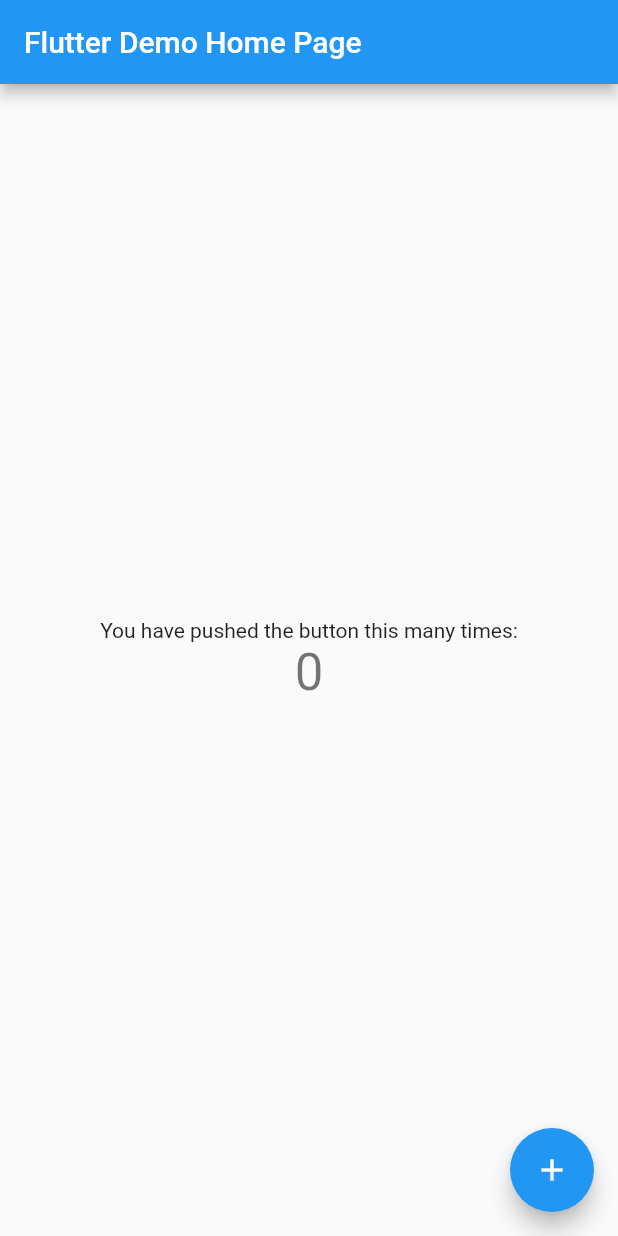
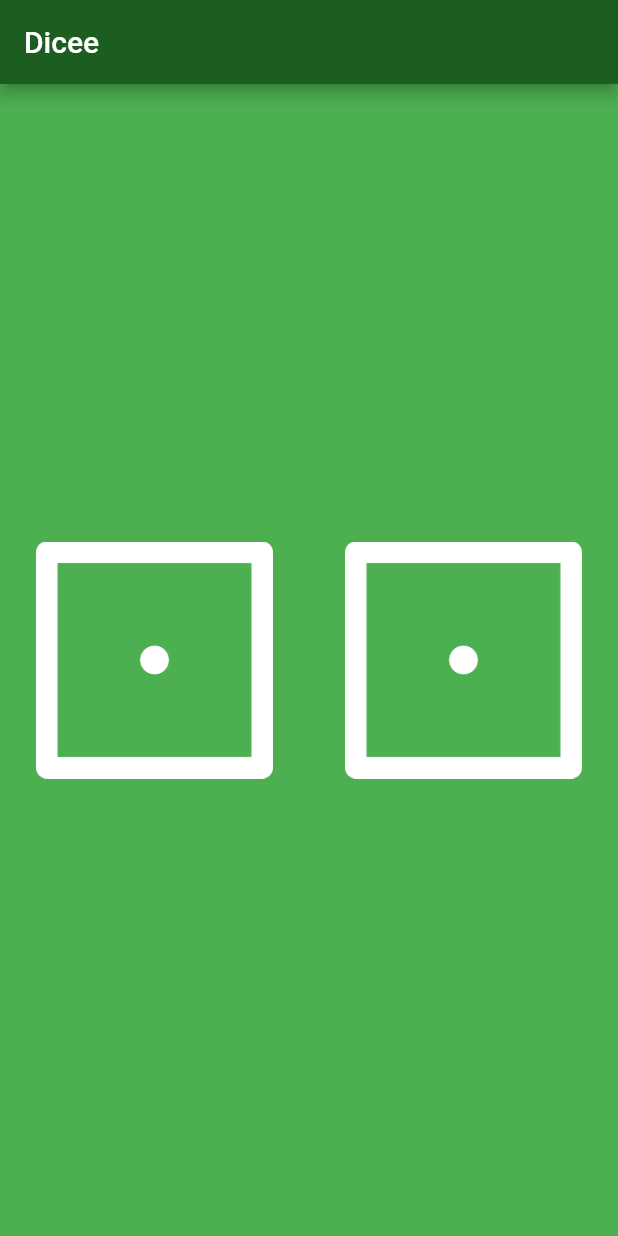
Before and after one commit to Krupa10/Dice_rolling_app, a Flutter app: the screen it shows after launch, on a phone screen of 412 x 824 dp. Run offline on Flutter 3.47's test engine with Material 2 defaults, Android fonts, the phone set to English and light mode, and no system bars.

Commit message:
Dice app using- -Expanded widget -dart:math library -setState method -common function

```diff
--- a/lib/main.dart
+++ b/lib/main.dart
@@ -1,115 +1,71 @@
 import 'package:flutter/material.dart';
+import 'dart:math';
 
 void main() {
-  runApp(const MyApp());
+  return runApp(
+    MaterialApp(
+      home: Scaffold(
+        backgroundColor: Colors.green.shade500,
+        appBar: AppBar(
+          title: Text('Dicee'),
+          backgroundColor: Colors.green.shade900,
+        ),
+        body: DicePage(),
+      ),
+    ),
+  );
 }
 
-class MyApp extends StatelessWidget {
-  const MyApp({super.key});
+class DicePage extends StatefulWidget {
+  const DicePage({Key? key}) : super(key: key);
 
-  // This widget is the root of your application.
+  @override
+  State<DicePage> createState() => _DicePageState();
+}
+
+class _DicePageState extends State<DicePage> {
+  int leftDiceNumber = 1;
+  int rightDiceNumber = 1;
+  void changeDice(){
+    setState(() {
+      leftDiceNumber = Random().nextInt(6) + 1;
+      rightDiceNumber = Random().nextInt(6) + 1;
+    });
+  }
   @override
   Widget build(BuildContext context) {
-    return MaterialApp(
-      title: 'Flutter Demo',
-      theme: ThemeData(
-        // This is the theme of your application.
-        //
-        // Try running your application with "flutter run". You'll see the
-        // application has a blue toolbar. Then, without quitting the app, try
-        // changing the primarySwatch below to Colors.green and then invoke
-        // "hot reload" (press "r" in the console where you ran "flutter run",
-        // or simply save your changes to "hot reload" in a Flutter IDE).
-        // Notice that the counter didn't reset back to zero; the application
-        // is not restarted.
-        primarySwatch: Colors.blue,
-      ),
-      home: const MyHomePage(title: 'Flutter Demo Home Page'),
-    );
-  }
-}
-
-class MyHomePage extends StatefulWidget {
-  const MyHomePage({super.key, required this.title});
-
-  // This widget is the home page of your application. It is stateful, meaning
-  // that it has a State object (defined below) that contains fields that affect
-  // how it looks.
-
-  // This class is the configuration for the state. It holds the values (in this
-  // case the title) provided by the parent (in this case the App widget) and
-  // used by the build method of the State. Fields in a Widget subclass are
-  // always marked "final".
-
-  final String title;
-
-  @override
-  State<MyHomePage> createState() => _MyHomePageState();
-}
-
-class _MyHomePageState extends State<MyHomePage> {
-  int _counter = 0;
-
-  void _incrementCounter() {
-    setState(() {
-      // This call to setState tells the Flutter framework that something has
-      // changed in this State, which causes it to rerun the build method below
-      // so that the display can reflect the updated values. If we changed
-      // _counter without calling setState(), then the build method would not be
-      // called again, and so nothing would appear to happen.
-      _counter++;
-    });
-  }
-
-  @override
-  Widget build(BuildContext context) {
-    // This method is rerun every time setState is called, for instance as done
-    // by the _incrementCounter method above.
-    //
-    // The Flutter framework has been optimized to make rerunning build methods
-    // fast, so that you can just rebuild anything that needs updating rather
-    // than having to individually change instances of widgets.
-    return Scaffold(
-      appBar: AppBar(
-        // Here we take the value from the MyHomePage object that was created by
-        // the App.build method, and use it to set our appbar title.
-        title: Text(widget.title),
-      ),
-      body: Center(
-        // Center is a layout widget. It takes a single child and positions it
-        // in the middle of the parent.
-        child: Column(
-          // Column is also a layout widget. It takes a list of children and
-          // arranges them vertically. By default, it sizes itself to fit its
-          // children horizontally, and tries to be as tall as its parent.
-          //
-          // Invoke "debug painting" (press "p" in the console, choose the
-          // "Toggle Debug Paint" action from the Flutter Inspector in Android
-          // Studio, or the "Toggle Debug Paint" command in Visual Studio Code)
-          // to see the wireframe for each widget.
-          //
-          // Column has various properties to control how it sizes itself and
-          // how it positions its children. Here we use mainAxisAlignment to
-          // center the children vertically; the main axis here is the vertical
-          // axis because Columns are vertical (the cross axis would be
-          // horizontal).
-          mainAxisAlignment: MainAxisAlignment.center,
-          children: <Widget>[
-            const Text(
-              'You have pushed the button this many times:',
-            ),
-            Text(
-              '$_counter',
-              style: Theme.of(context).textTheme.headlineMedium,
-            ),
+    return Container(
+      child: Center(
+        child: Row(
+          children:  [
+            Expanded(child:
+            TextButton(
+              onPressed: () {
+                changeDice();
+              },
+              child:  Padding(
+                padding: const EdgeInsets.all(16.0),
+                child: Image(
+                    image: AssetImage('images/dice$leftDiceNumber.png')
+                ),
+              ),
+            )),
+            Expanded(child:
+            TextButton(
+              onPressed: () {
+                changeDice();
+              },
+              child:  Padding(
+                padding: const EdgeInsets.all(16.0),
+                child: Image(
+                    image: AssetImage('images/dice$rightDiceNumber.png')
+                ),
+              ),
+            )),
+            //Image(image: AssetImage('images/dice2.png')),
           ],
         ),
       ),
-      floatingActionButton: FloatingActionButton(
-        onPressed: _incrementCounter,
-        tooltip: 'Increment',
-        child: const Icon(Icons.add),
-      ), // This trailing comma makes auto-formatting nicer for build methods.
     );
   }
-}
+  }
```
Also changed, not shown: pubspec.yaml (+2 -60 lines), images/dice1.png (added), images/dice2.png (added), images/dice3.png (added), images/dice4.png (added), images/dice5.png (added), images/dice6.png (added), 1 other file.
